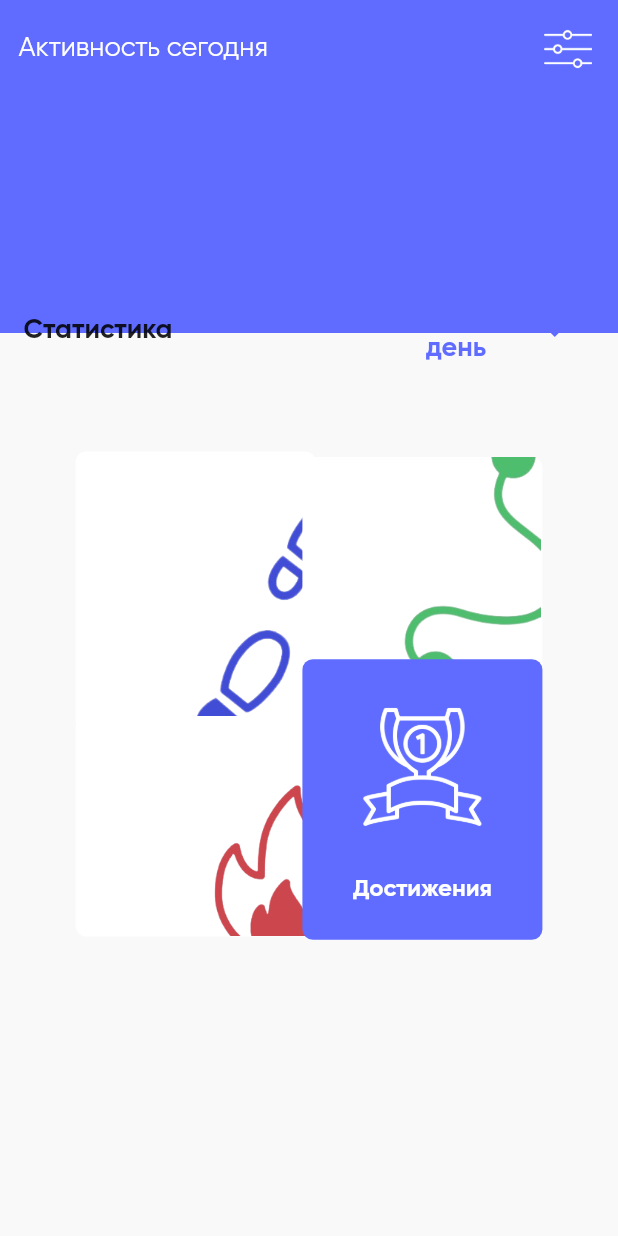
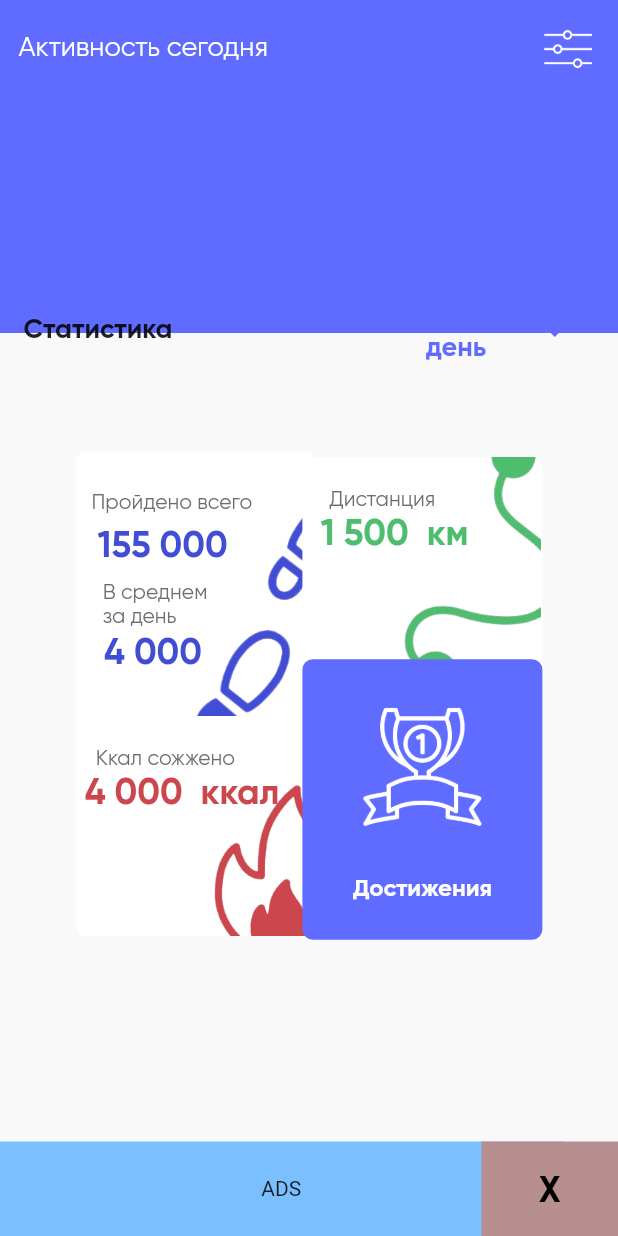
Before and after one commit to kkkivannn/pedometer, a Flutter app: the screen it shows after launch, on a phone screen of 412 x 824 dp. Run offline on Flutter 3.47's test engine with Material 2 defaults, Android fonts, the phone set to English and light mode, and no system bars; our stand-ins replace scroll_snap_list, sensors_plus; missing offline and left inert: splash_screen_view.

Commit message:
Statitic done

```diff
--- a/lib/thirdPage/ThirdPage.dart
+++ b/lib/thirdPage/ThirdPage.dart
@@ -99,6 +99,50 @@ class _thirdPageState extends State<thirdPage> {
                     child: Stack(
                       children: <Widget>[
                         Align(
+                          alignment: Alignment(-0.6, -0.7),
+                          child: Text(
+                            'Пройдено всего',
+                            style: TextStyle(
+                              fontFamily: 'Gilroy2',
+                              fontSize: 14,
+                              color: Color(0xff6D6D6D),
+                            ),
+                          ),
+                        ),
+                        Align(
+                          alignment: Alignment(-0.6, -0.4),
+                          child: Text(
+                            '155 000',
+                            style: TextStyle(
+                              fontFamily: 'Gilroy',
+                              fontSize: 24,
+                              color: Color(0xff414DD4),
+                            ),
+                          ),
+                        ),
+                        Align(
+                          alignment: Alignment(-0.6, 0.1),
+                          child: Text(
+                            'В среднем\nза день',
+                            style: TextStyle(
+                              fontFamily: 'Gilroy2',
+                              fontSize: 14,
+                              color: Color(0xff6D6D6D),
+                            ),
+                          ),
+                        ),
+                        Align(
+                          alignment: Alignment(-0.6, 0.5),
+                          child: Text(
+                            '4 000',
+                            style: TextStyle(
+                              fontFamily: 'Gilroy',
+                              fontSize: 24,
+                              color: Color(0xff414DD4),
+                            ),
+                          ),
+                        ),
+                        Align(
                           alignment: Alignment(0, 1),
                           child: Image(
                             image: AssetImage('icons/1.png'),
@@ -118,6 +162,28 @@ class _thirdPageState extends State<thirdPage> {
                         color: Color(0xffffffff)),
                     child: Stack(
                       children: <Widget>[
+                        Align(
+                          alignment: Alignment(-0.6, -0.7),
+                          child: Text(
+                            'Дистанция',
+                            style: TextStyle(
+                              fontFamily: 'Gilroy2',
+                              fontSize: 14,
+                              color: Color(0xff6D6D6D),
+                            ),
+                          ),
+                        ),
+                        Align(
+                          alignment: Alignment(-0.6, -0.4),
+                          child: Text(
+                            '1 500  км', // поменять стиль "КМ"
+                            style: TextStyle(
+                              fontFamily: 'Gilroy',
+                              fontSize: 24,
+                              color: Color(0xff4FBD6E),
+                            ),
+                          ),
+                        ),
                         Align(
                           alignment: Alignment(0, 1),
                           child: Image(
@@ -145,6 +211,28 @@ class _thirdPageState extends State<thirdPage> {
                     width: 160,
                     child: Stack(
                       children: <Widget>[
+                        Align(
+                          alignment: Alignment(-0.6, -0.7),
+                          child: Text(
+                            'Ккал сожжено',
+                            style: TextStyle(
+                              fontFamily: "Gilroy2",
+                              fontSize: 14,
+                              color: Color(0xff6D6D6D),
+                            ),
+                          ),
+                        ),
+                        Align(
+                          alignment: Alignment(-0.6, -0.4),
+                          child: Text(
+                            '4 000  ккал', //поменять стиль ККАЛ
+                            style: TextStyle(
+                              fontFamily: 'Gilroy',
+                              fontSize: 24,
+                              color: Color(0xffCC464E),
+                            ),
+                          ),
+                        ),
                         Align(
                           alignment: Alignment(0, 1),
                           child: Image(
@@ -195,6 +283,33 @@ class _thirdPageState extends State<thirdPage> {
               ],
             ),
           ),
+          Align(
+            alignment: Alignment(-1, 1),
+            child: Container(
+              alignment: Alignment(0, 0),
+              height: 63,
+              width: 375,
+              color: Color(0xff7ABFFF),
+              child: Text('ADS'),
+            ),
+          ),
+          Align(
+            alignment: Alignment(1, 1),
+            child: Container(
+              alignment: Alignment(0, 0),
+              child: Text(
+                "X",
+                style: TextStyle(
+                  color: Colors.black,
+                  fontFamily: 'Gilroy',
+                  fontSize: 24,
+                ),
+              ),
+              color: Color(0xffB88F8F),
+              width: 91,
+              height: 63,
+            ),
+          )
         ],
       )),
     );
```
